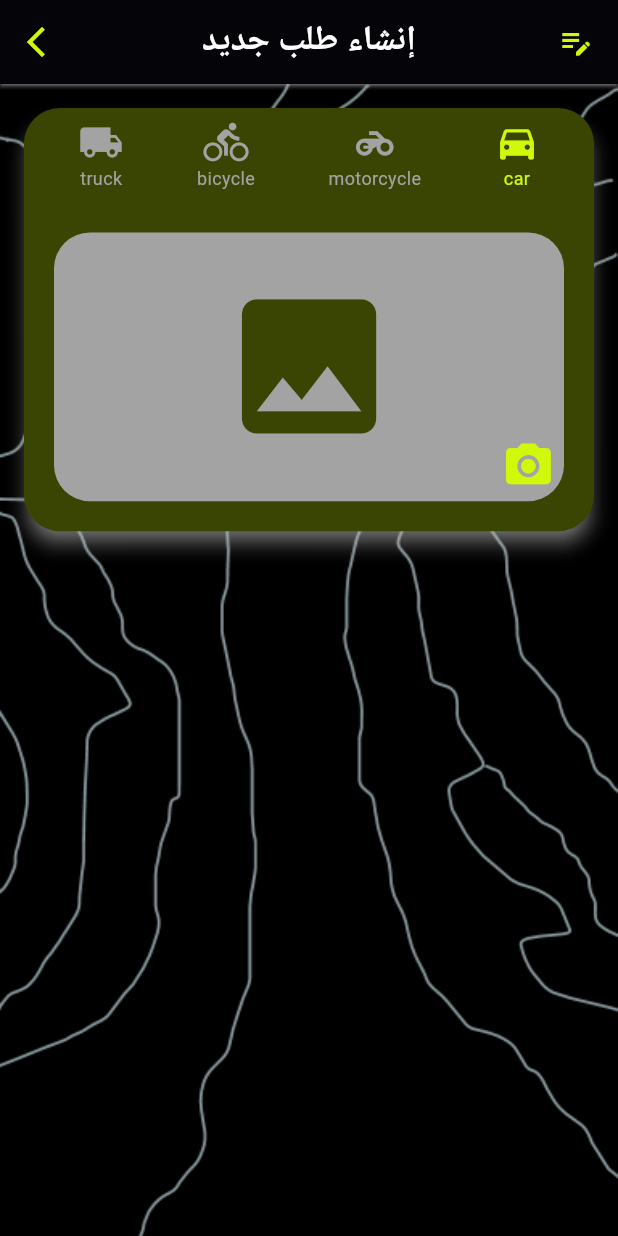
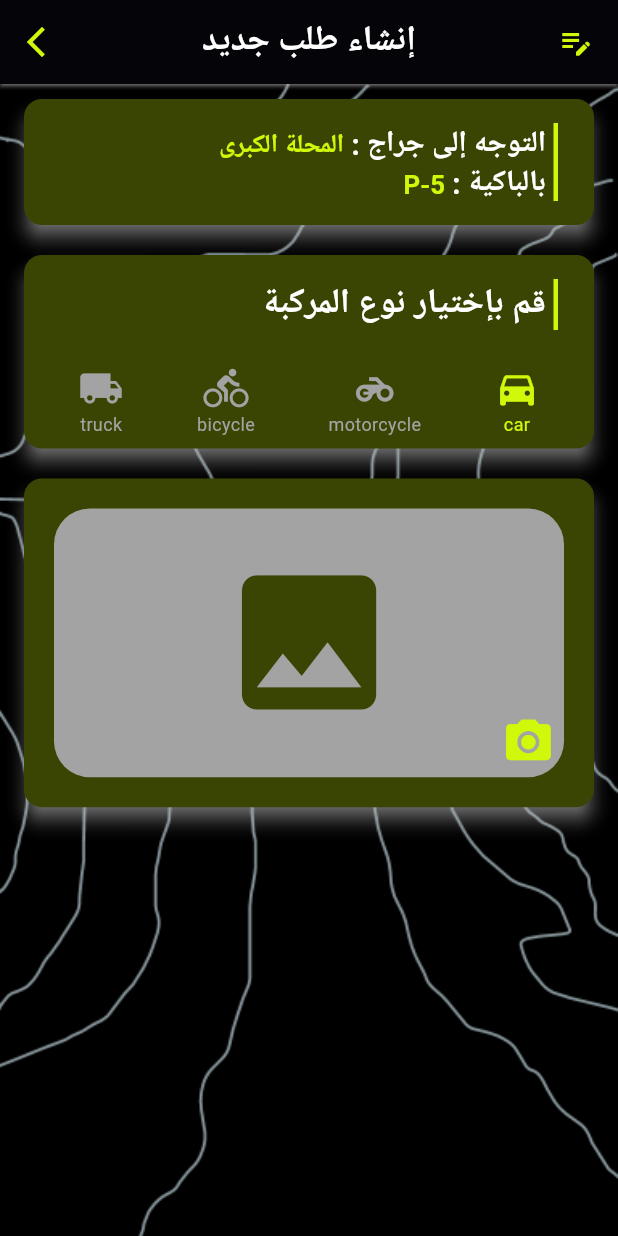
Before and after one commit to bishoyshehata/valet_app, a Flutter app: the OrderScreen screen opened directly, on a phone screen of 412 x 824 dp. Run offline on Flutter 3.47's test engine with Material 3 defaults, Android fonts, the phone set to English and light mode, and no system bars; our stand-ins replace dartz, dio, equatable, flutter_bloc, flutter_screenutil, get_it and 4 more; Roboto replaces fonts that are missing (Cairo).

Commit message:
update order screen

```diff
--- a/lib/valete/presentation/screens/order_screen/order_screen.dart
+++ b/lib/valete/presentation/screens/order_screen/order_screen.dart
@@ -1,11 +1,14 @@
 import 'dart:io';
 
 import 'package:flutter/material.dart';
+import 'package:google_fonts/google_fonts.dart';
 import 'package:image_picker/image_picker.dart';
 import 'package:valet_app/valete/presentation/components/custom_app_bar.dart';
 import 'package:valet_app/valete/presentation/resources/colors_manager.dart';
 import 'package:valet_app/valete/presentation/resources/values_manager.dart';
+import '../../components/text/text_utils.dart';
 import '../../resources/assets_manager.dart';
+import '../../resources/font_manager.dart';
 import '../../resources/strings_manager.dart';
 
 enum VehicleType { car, motorcycle, bicycle, truck }
@@ -64,21 +67,115 @@ class _OrderScreenState extends State<OrderScreen> {
             ),
             Column(
               children: [
-
                 Card(
                   margin: EdgeInsets.symmetric(
                     horizontal: AppMargin.m16,
-                    vertical: AppMargin.m16,
+                    vertical: AppMargin.m10,
                   ),
                   color: ColorManager.darkPrimary,
                   elevation: 5,
                   shadowColor: Colors.white,
                   shape: RoundedRectangleBorder(
-                    borderRadius: BorderRadius.circular(AppSizeHeight.s20),
+                    borderRadius: BorderRadius.circular(AppSizeHeight.s10),
                   ),
 
                   child: Column(
                     children: [
+                      Container(
+                        alignment: Alignment.centerRight,
+                        margin: EdgeInsets.only(top: AppMargin.m16, right: AppMargin.m24),
+                        padding: EdgeInsets.only(right: AppPadding.p5),
+                        decoration: BoxDecoration(
+                          border: Border(right: BorderSide(color: ColorManager.primary, width: 3)),
+                        ),
+                        child: RichText(
+                          textDirection: TextDirection.rtl,
+                          text: TextSpan(
+                            children: [
+                              TextSpan(
+                                text: 'التوجه إلى جراج : ',
+                                style: GoogleFonts.cairo(
+                                  color: ColorManager.white,
+                                  fontSize: FontSize.s17,
+                                  fontWeight: FontWeight.bold,
+                                ),
+                              ),
+                              TextSpan(
+                                text: 'المحلة الكبرى',
+                                style: GoogleFonts.cairo(
+                                  color: ColorManager.primary,
+                                  fontSize: FontSize.s15,
+                                  fontWeight: FontWeight.bold,
+                                ),
+                              ),
+
+                            ],
+                          ),
+                        ),
+                      ),
+                      Container(
+                        alignment: Alignment.centerRight,
+                        margin: EdgeInsets.only(bottom: AppMargin.m16, right: AppMargin.m24),
+                        padding: EdgeInsets.only(right: AppPadding.p5),
+                        decoration: BoxDecoration(
+                          border: Border(right: BorderSide(color: ColorManager.primary, width: 3)),
+                        ),
+                        child: RichText(
+                          textDirection: TextDirection.rtl,
+                          text: TextSpan(
+                            children: [
+                              TextSpan(
+                                text: 'بالباكية : ',
+                                style: GoogleFonts.cairo(
+                                  color: ColorManager.white,
+                                  fontSize: FontSize.s17,
+                                  fontWeight: FontWeight.bold,
+                                ),
+                              ),
+                              TextSpan(
+                                text: 'P-5',
+                                style: GoogleFonts.cairo(
+                                  color: ColorManager.primary,
+                                  fontSize: FontSize.s15,
+                                  fontWeight: FontWeight.bold,
+                                ),
+                              ),
+
+                            ],
+                          ),
+                        ),
+                      ),
+                    ],
+                  ),
+                ),
+                Card(
+                  margin: EdgeInsets.symmetric(
+                    horizontal: AppMargin.m16,
+                    vertical: AppMargin.m10,
+                  ),
+                  color: ColorManager.darkPrimary,
+                  elevation: 5,
+                  shadowColor: Colors.white,
+                  shape: RoundedRectangleBorder(
+                    borderRadius: BorderRadius.circular(AppSizeHeight.s10),
+                  ),
+
+                  child: Column(
+                    children: [
+                      Container(
+                        alignment: Alignment.centerRight,
+                        margin: EdgeInsets.only(bottom: AppMargin.m16,top: AppMargin.m16 , right: AppMargin.m24),
+                        padding: EdgeInsets.only(right: AppPadding.p5,),
+                        decoration: BoxDecoration(
+                            border: Border(right: BorderSide(color: ColorManager.primary,width: 3))
+                        ),
+                        child: TextUtils(
+                          text: "قم بإختيار نوع المركبة",
+                          color: ColorManager.white,
+                          fontSize: FontSize.s20,
+                          fontWeight: FontWeight.bold,
+                        ),
+                      ),
                       // اختيار نوع المركبة
                       Padding(
                         padding: const EdgeInsets.symmetric(horizontal: 12, vertical: 8),
@@ -117,6 +214,25 @@ class _OrderScreenState extends State<OrderScreen> {
                           }).toList(),
                         ),
                       ),
+
+
+                    ],
+                  ),
+                ),
+                Card(
+                  margin: EdgeInsets.symmetric(
+                    horizontal: AppMargin.m16,
+                    vertical: AppMargin.m10,
+                  ),
+                  color: ColorManager.darkPrimary,
+                  elevation: 5,
+                  shadowColor: Colors.white,
+                  shape: RoundedRectangleBorder(
+                    borderRadius: BorderRadius.circular(AppSizeHeight.s10),
+                  ),
+
+                  child: Column(
+                    children: [
                       Stack(
                         children: [
                           Container(
@@ -172,6 +288,8 @@ class _OrderScreenState extends State<OrderScreen> {
                     ],
                   ),
                 ),
+
+
               ],
             ),
           ],
```
Lines whose indentation alone changed are shown as unchanged.
